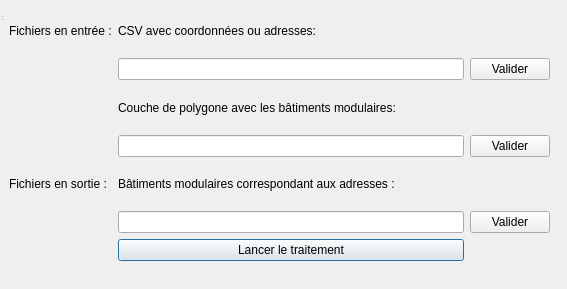
First picture: the form in Campospere/interface_extract_bm.ui, repository OoOLizz4/SelectionBMAdresse, before the edit.
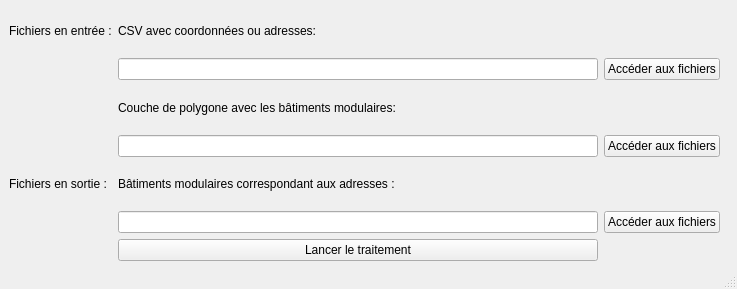
Second picture: the form after the edit.

Commit message: changement des noms de bouton

```diff
--- a/Campospere/interface_extract_bm.ui
+++ b/Campospere/interface_extract_bm.ui
@@ -1,12 +1,12 @@
 <?xml version="1.0" encoding="UTF-8"?>
 <ui version="4.0">
- <class>Dialog</class>
- <widget class="QDialog" name="Dialog">
+ <class>Traitement</class>
+ <widget class="QMainWindow" name="Traitement">
   <property name="geometry">
    <rect>
     <x>0</x>
     <y>0</y>
-    <width>567</width>
+    <width>737</width>
     <height>289</height>
    </rect>
   </property>
@@ -19,7 +19,7 @@
      <rect>
       <x>9</x>
       <y>10</y>
-      <width>541</width>
+      <width>711</width>
       <height>251</height>
      </rect>
     </property>
@@ -75,7 +75,7 @@
      <item row="1" column="2">
       <widget class="QPushButton" name="boutonVAdresse">
        <property name="text">
-        <string>Valider</string>
+        <string>Accéder aux fichiers</string>
        </property>
       </widget>
      </item>
@@ -85,14 +85,14 @@
      <item row="3" column="2">
       <widget class="QPushButton" name="boutonVBM">
        <property name="text">
-        <string>Valider</string>
+        <string>Accéder aux fichiers</string>
        </property>
       </widget>
      </item>
      <item row="5" column="2">
       <widget class="QPushButton" name="boutonVResult">
        <property name="text">
-        <string>Valider</string>
+        <string>Accéder aux fichiers</string>
        </property>
       </widget>
      </item>
```
